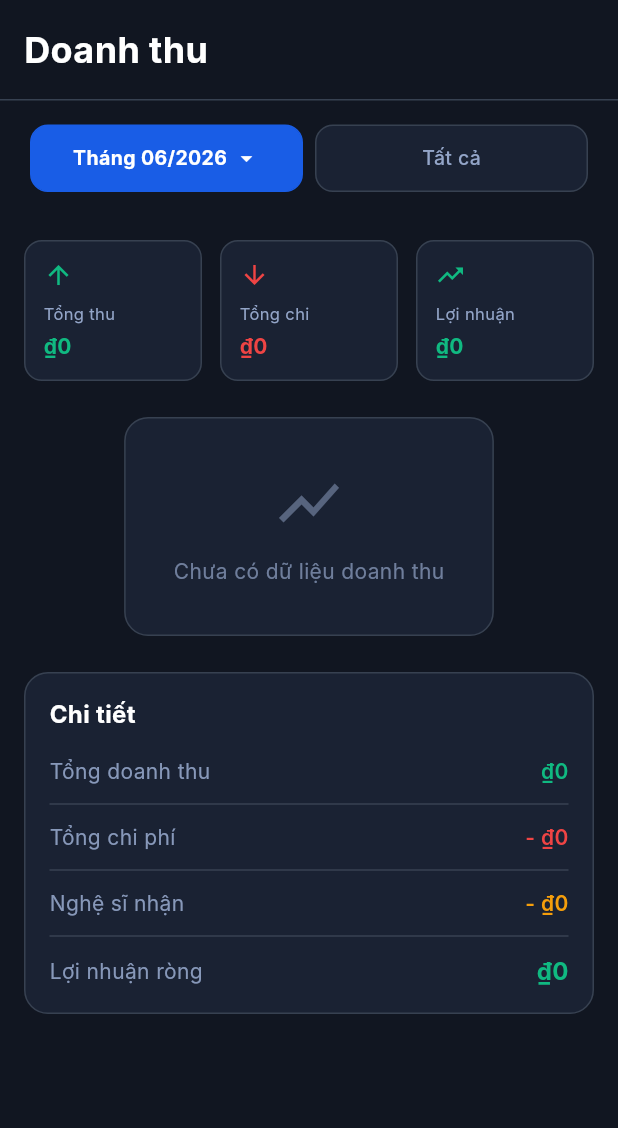
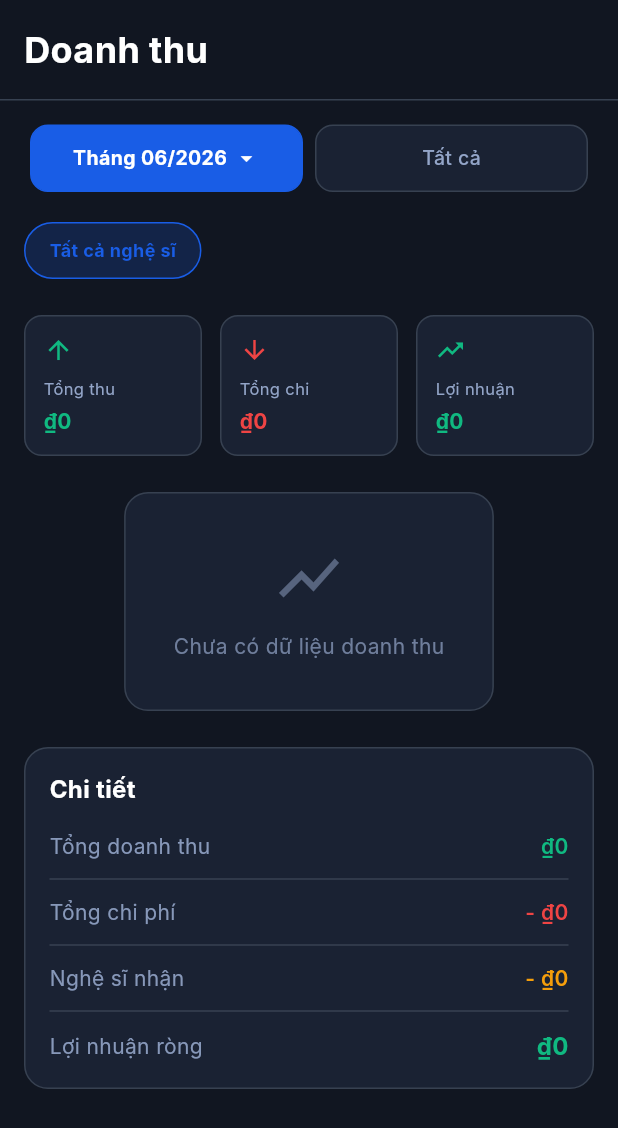
Before and after one commit to HongPhuoc203/CG-Calendar-2026-IOS, a Flutter app: the RevenueScreen screen opened directly, on a phone screen of 412 x 824 dp. Shown: the top 1128 px of the screen. Run offline on Flutter 3.47's test engine with Material 3 defaults, Android fonts, the phone set to English and light mode, and no system bars; our stand-ins replace cloud_firestore, equatable, firebase_auth, firebase_core, firebase_messaging, fl_chart and 13 more; missing offline and left inert: dart:html, excel; accounts and stored records are empty; generated files the repository leaves out were written again; network calls fail; Roboto replaces fonts that are missing (Inter).

Commit message:
feat: update revenue screen, dashboard provider and create/edit event
Co-authored-by: Cursor <cursoragent@cursor.com>

```diff
--- a/lib/presentation/create_edit_event/create_edit_event_screen.dart
+++ b/lib/presentation/create_edit_event/create_edit_event_screen.dart
@@ -165,7 +165,7 @@ class _CreateEditEventScreenState extends ConsumerState<CreateEditEventScreen> {
       context: context,
       initialDate: isStart ? _startTime : _endTime,
       firstDate: DateTime(2020),
-      lastDate: DateTime(2030),
+      lastDate: DateTime(DateTime.now().year + 10),
       builder: (context, child) {
         return Theme(
           data: Theme.of(context).copyWith(
@@ -1571,7 +1571,7 @@ class _CreateEditEventScreenState extends ConsumerState<CreateEditEventScreen> {
                         _ShareStepButton(
                           icon: Icons.remove,
                           enabled: _artistSharePercent > 0,
-                          onTap: () => _setArtistSharePercent(_artistSharePercent - 5),
+                          onTap: () => _setArtistSharePercent(_artistSharePercent - 1),
                         ),
                         const SizedBox(width: 8),
                         // Ô nhập trực tiếp
@@ -1592,7 +1592,7 @@ class _CreateEditEventScreenState extends ConsumerState<CreateEditEventScreen> {
                                     controller: _artistSharePercentController,
                                     keyboardType: const TextInputType.numberWithOptions(decimal: true),
                                     inputFormatters: [
-                                      FilteringTextInputFormatter.allow(RegExp(r'[\d.]')),
+                                      FilteringTextInputFormatter.allow(RegExp(r'[\d.,]')),
                                       LengthLimitingTextInputFormatter(6),
                                     ],
                                     textAlign: TextAlign.center,
@@ -1610,7 +1610,7 @@ class _CreateEditEventScreenState extends ConsumerState<CreateEditEventScreen> {
                                       isDense: true,
                                     ),
                                     onChanged: (val) {
-                                      final parsed = double.tryParse(val);
+                                      final parsed = double.tryParse(val.replaceAll(',', '.'));
                                       if (parsed != null) {
                                         final clamped = parsed.clamp(0.0, 100.0);
                                         setState(() => _artistSharePercent = clamped);
@@ -1644,7 +1644,7 @@ class _CreateEditEventScreenState extends ConsumerState<CreateEditEventScreen> {
                         _ShareStepButton(
                           icon: Icons.add,
                           enabled: _artistSharePercent < 100,
-                          onTap: () => _setArtistSharePercent(_artistSharePercent + 5),
+                          onTap: () => _setArtistSharePercent(_artistSharePercent + 1),
                         ),
                       ],
                     ),
--- a/lib/presentation/revenue/revenue_screen.dart
+++ b/lib/presentation/revenue/revenue_screen.dart
@@ -22,6 +22,10 @@ class RevenueScreen extends ConsumerWidget {
   Widget build(BuildContext context, WidgetRef ref) {
     final selectedTimeFrame = ref.watch(selectedRevenueTimeFrameProvider);
     final selectedMonth = ref.watch(selectedRevenueMonthProvider);
+
+    // Filter
+    final selectedArtistId = ref.watch(selectedRevenueArtistIdProvider);
+
     final revenueStats = ref.watch(revenueStatsProvider);
     final eventsAsync = ref.watch(eventsStreamProvider);
     final artistsAsync = ref.watch(artistsStreamProvider);
@@ -53,6 +57,10 @@ class RevenueScreen extends ConsumerWidget {
             // Time Frame Selector
             _buildTimeFrameSelector(context, ref, selectedTimeFrame, selectedMonth),
 
+            // Artist Selector bo qua viewer
+            if (!isViewer)
+              _buildArtistFilter(ref, artistsAsync, currentUser, selectedArtistId),
+
             // Content
             Expanded(
               child: revenueStats.when(
@@ -77,7 +85,9 @@ class RevenueScreen extends ConsumerWidget {
                     final isDBA = (dbaId != null && e.artistIds.contains(dbaId)) ||
                                  e.title.toUpperCase().contains('DBA');
                     final isMrChu = mrChuId != null && e.artistIds.contains(mrChuId);
-                    return !isDBA && !isMrChu;
+
+                    final matchesArtistFilter = selectedArtistId == null || e.artistIds.contains(selectedArtistId);
+                    return !isDBA && !isMrChu && matchesArtistFilter;
                   }).toList();
 
                   // 3. Tính toán lại stats loại trừ DBA
@@ -206,6 +216,81 @@ class RevenueScreen extends ConsumerWidget {
           ],
         ),
       ),
+    );
+  }
+
+  Widget _buildArtistFilter(
+    WidgetRef ref,
+    AsyncValue<List<ArtistModel>> artistsAsync,
+    dynamic currentUser,
+    String? selectedArtistId,
+  ) {
+    return artistsAsync.maybeWhen(
+      data: (allArtists) {
+        // Loại bỏ DBA và MR CHU khỏi danh sách bộ lọc view chung
+        final allowedArtists = allArtists.where((a) {
+          final name = a.name.trim().toUpperCase();
+          if (name == 'DBA' || name == 'MR CHU') return false;
+
+          // Phân quyền: Nếu user là Editor, chỉ cho hiển thị nghệ sĩ họ quản lý
+          if (currentUser?.role == UserRole.editor) {
+            return currentUser?.managedArtistIds?.contains(a.id) == true;
+          }
+          return true;
+        }).toList();
+
+        return Container(
+          height: 38,
+          margin: const EdgeInsets.only(bottom: 8, top: 4),
+          child: ListView.builder(
+            scrollDirection: Axis.horizontal,
+            padding: const EdgeInsets.symmetric(horizontal: 16),
+            itemCount: allowedArtists.length + 1, // +1 cho nút "Tất cả" mặc định
+            itemBuilder: (context, index) {
+              final isAllButton = index == 0;
+              final artist = isAllButton ? null : allowedArtists[index - 1];
+              final isSelected = isAllButton
+                  ? selectedArtistId == null
+                  : selectedArtistId == artist?.id;
+
+              final label = isAllButton ? 'Tất cả nghệ sĩ' : artist!.name;
+
+              return Padding(
+                padding: const EdgeInsets.only(right: 8),
+                child: InkWell(
+                  onTap: () {
+                    // Cập nhật state provider khi click chọn nghệ sĩ
+                    ref.read(selectedRevenueArtistIdProvider.notifier).state =
+                        isAllButton ? null : artist!.id;
+                  },
+                  borderRadius: BorderRadius.circular(20),
+                  child: Container(
+                    padding: const EdgeInsets.symmetric(horizontal: 16),
+                    alignment: Alignment.center,
+                    decoration: BoxDecoration(
+                      color: isSelected ? AppColors.primary.withOpacity(0.2) : AppColors.surfaceDark,
+                      borderRadius: BorderRadius.circular(20),
+                      border: Border.all(
+                        color: isSelected ? AppColors.primary : AppColors.borderDark,
+                        width: 1,
+                      ),
+                    ),
+                    child: Text(
+                      label,
+                      style: TextStyle(
+                        color: isSelected ? AppColors.primary : AppColors.textDarkSecondary,
+                        fontSize: 12,
+                        fontWeight: isSelected ? FontWeight.bold : FontWeight.w500,
+                      ),
+                    ),
+                  ),
+                ),
+              );
+            },
+          ),
+        );
+      },
+      orElse: () => const SizedBox.shrink(),
     );
   }
 
--- a/lib/providers/dashboard_provider.dart
+++ b/lib/providers/dashboard_provider.dart
@@ -230,12 +230,17 @@ final selectedRevenueMonthProvider = StateProvider<DateTime>((ref) {
   return DateTime.now();
 });
 
+// Filter
+final selectedRevenueArtistIdProvider = StateProvider<String?>((ref) => null);
 /// Provider for revenue statistics based on time frame
 final revenueStatsProvider = FutureProvider.autoDispose<RevenueStatsModel>((ref) async {
   final revenueRepository = ref.watch(revenueRepositoryProvider);
   final userProfileAsync = ref.watch(currentUserProfileProvider);
   final timeFrame = ref.watch(selectedRevenueTimeFrameProvider);
   final selectedMonth = ref.watch(selectedRevenueMonthProvider);
+
+  // filter
+  final selectedArtistId = ref.watch(selectedRevenueArtistIdProvider);
 
   final user = userProfileAsync.asData?.value;
   if (user == null) {
@@ -257,6 +262,19 @@ final revenueStatsProvider = FutureProvider.autoDispose<RevenueStatsModel>((ref)
     case UserRole.superEditor:
       artistIds = [];
       break;
+  }
+
+  // filter artist id
+  if (selectedArtistId != null) {
+    if (user.role == UserRole.superEditor) {
+      // Admin có quyền lọc bất kỳ nghệ sĩ nào
+      artistIds = [selectedArtistId];
+    } else if (user.role == UserRole.editor) {
+      // Editor chỉ được lọc nếu nghệ sĩ đó nằm trong danh sách được quản lý
+      if (user.managedArtistIds.contains(selectedArtistId)) {
+        artistIds = [selectedArtistId];
+      }
+    }
   }
 
   switch (timeFrame) {
```
